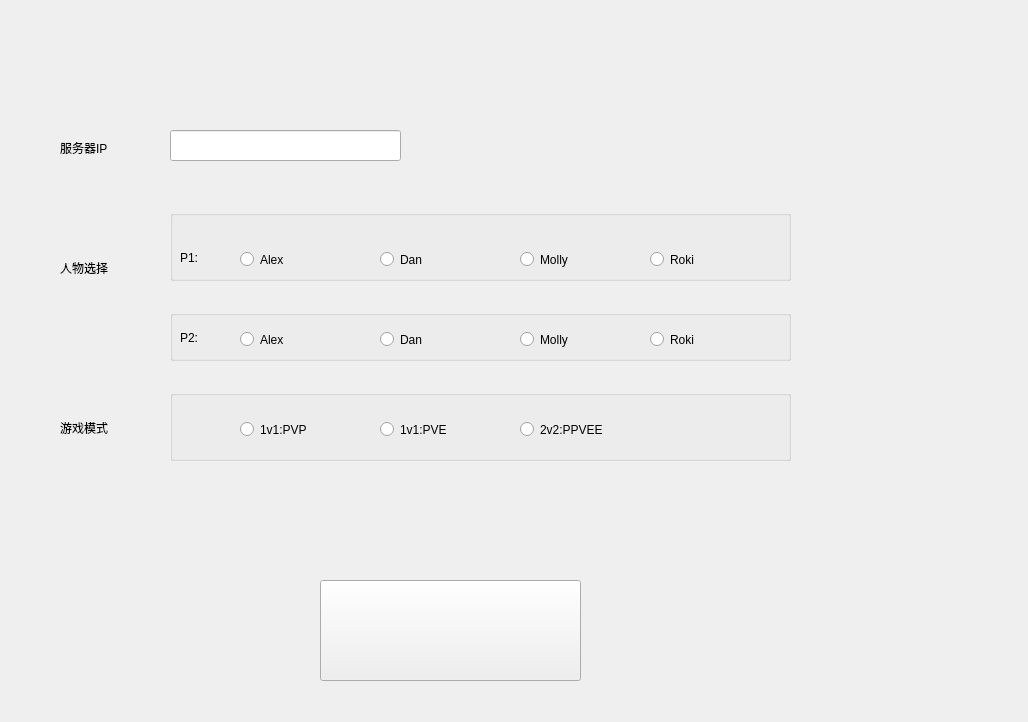
SheepOrnot/BoomMan, file gamepara.ui: the form before one commit.
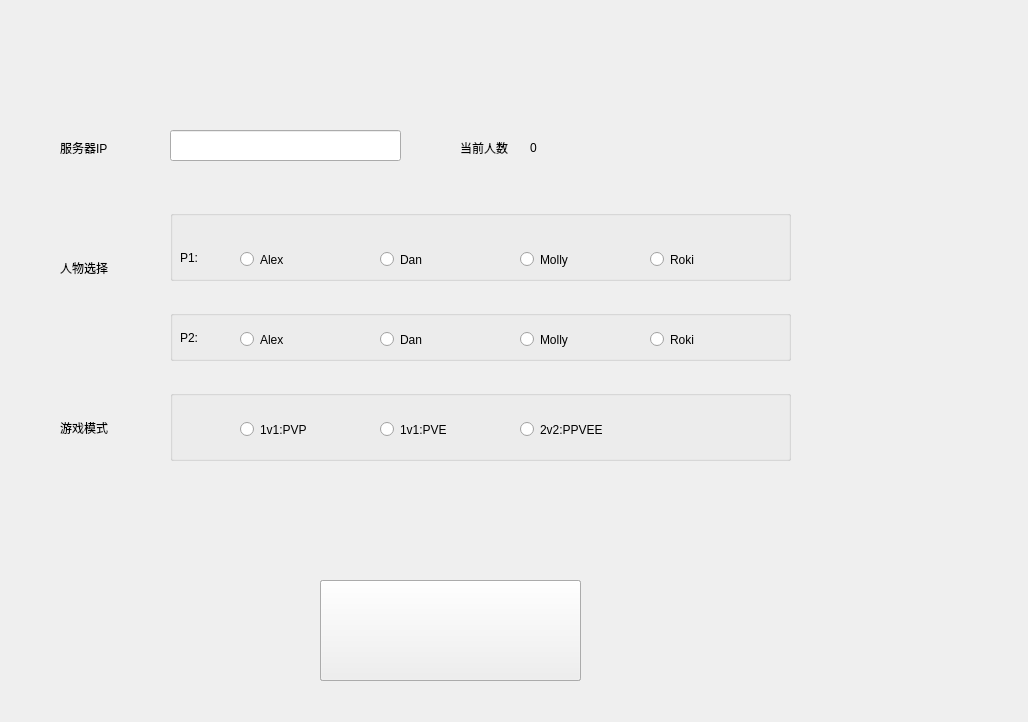
The form after the commit. Icons and pictures are not drawn.

Diff of the .ui file:
```diff
--- a/gamepara.ui
+++ b/gamepara.ui
@@ -292,6 +292,64 @@
     <string>服务器IP</string>
    </property>
   </widget>
+  <widget class="QPushButton" name="JoinSvr">
+   <property name="geometry">
+    <rect>
+     <x>320</x>
+     <y>580</y>
+     <width>261</width>
+     <height>101</height>
+    </rect>
+   </property>
+   <property name="styleSheet">
+    <string notr="true">border-image: url(:/button/res/button/JoinSvr.png);</string>
+   </property>
+   <property name="text">
+    <string/>
+   </property>
+  </widget>
+  <widget class="QPushButton" name="CreateSvr">
+   <property name="geometry">
+    <rect>
+     <x>320</x>
+     <y>580</y>
+     <width>261</width>
+     <height>101</height>
+    </rect>
+   </property>
+   <property name="styleSheet">
+    <string notr="true">border-image: url(:/button/res/button/CreateSvr.png);</string>
+   </property>
+   <property name="text">
+    <string/>
+   </property>
+  </widget>
+  <widget class="QLabel" name="connectNumT">
+   <property name="geometry">
+    <rect>
+     <x>460</x>
+     <y>140</y>
+     <width>68</width>
+     <height>15</height>
+    </rect>
+   </property>
+   <property name="text">
+    <string>当前人数</string>
+   </property>
+  </widget>
+  <widget class="QLabel" name="connectNum">
+   <property name="geometry">
+    <rect>
+     <x>530</x>
+     <y>140</y>
+     <width>68</width>
+     <height>15</height>
+    </rect>
+   </property>
+   <property name="text">
+    <string>0</string>
+   </property>
+  </widget>
  </widget>
  <resources/>
  <connections/>
```
